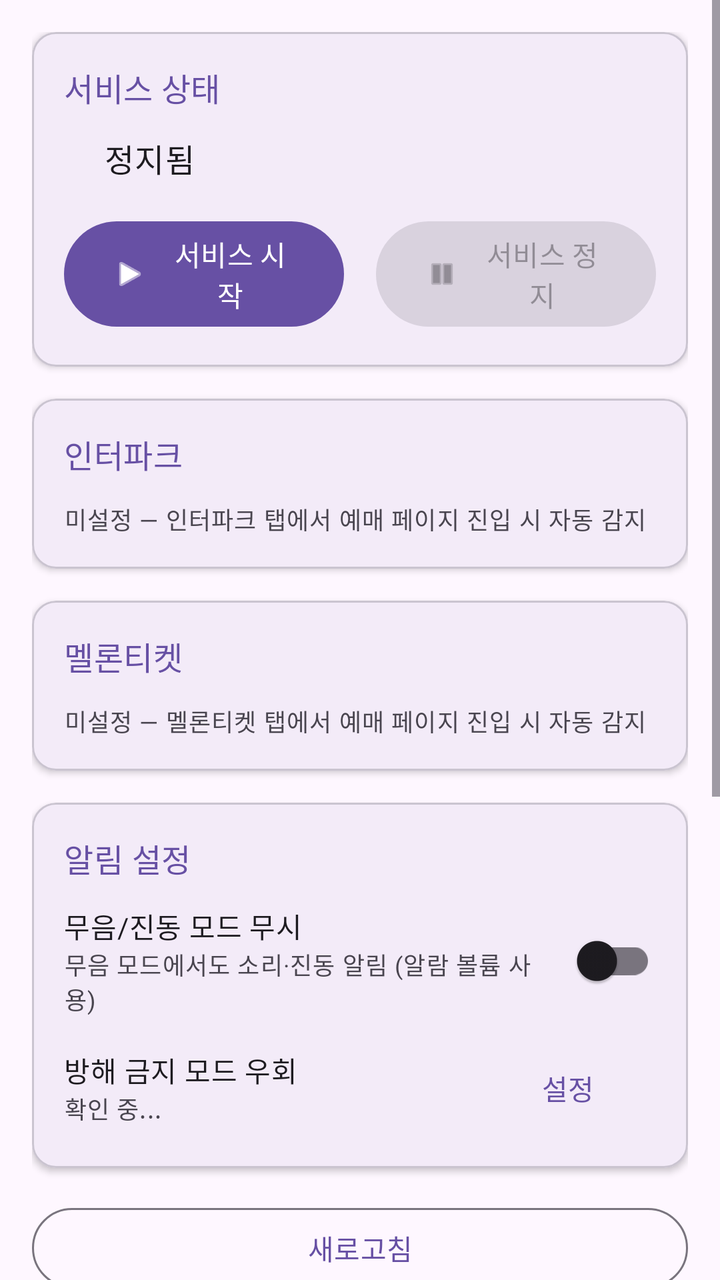
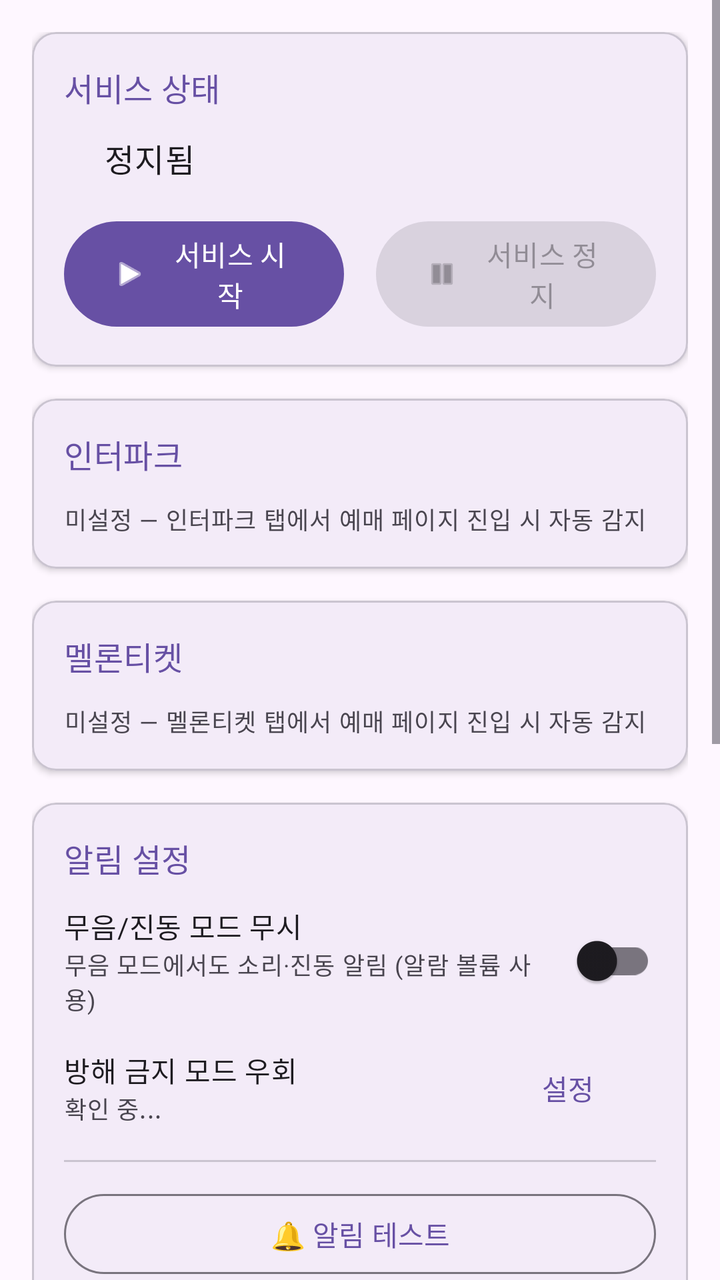

Two renders of the same Android screen: before a commit and after it. Below are the layout's source before the change and the commit's diff.
<!-- AndroidManifest.xml: application theme Theme.TicketChecker -->
<!-- res/layout/fragment_monitor.xml -->
<?xml version="1.0" encoding="utf-8"?>
<ScrollView
    xmlns:android="http://schemas.android.com/apk/res/android"
    xmlns:app="http://schemas.android.com/apk/res-auto"
    android:layout_width="match_parent"
    android:layout_height="match_parent"
    android:background="?attr/colorSurface">

    <LinearLayout
        android:layout_width="match_parent"
        android:layout_height="wrap_content"
        android:orientation="vertical"
        android:padding="16dp">

        
        <com.google.android.material.card.MaterialCardView
            android:layout_width="match_parent"
            android:layout_height="wrap_content"
            android:layout_marginBottom="16dp"
            app:cardElevation="2dp"
            app:cardCornerRadius="12dp">

            <LinearLayout
                android:layout_width="match_parent"
                android:layout_height="wrap_content"
                android:orientation="vertical"
                android:padding="16dp">

                <TextView
                    android:layout_width="match_parent"
                    android:layout_height="wrap_content"
                    android:text="서비스 상태"
                    android:textAppearance="?attr/textAppearanceTitleMedium"
                    android:textColor="?attr/colorPrimary"
                    android:layout_marginBottom="12dp" />

                <LinearLayout
                    android:layout_width="match_parent"
                    android:layout_height="wrap_content"
                    android:orientation="horizontal"
                    android:gravity="center_vertical"
                    android:layout_marginBottom="16dp">

                    <View
                        android:id="@+id/indicator_running"
                        android:layout_width="12dp"
                        android:layout_height="12dp"
                        android:background="@drawable/circle_green"
                        android:visibility="invisible"
                        android:layout_marginEnd="8dp" />

                    <TextView
                        android:id="@+id/tv_service_status"
                        android:layout_width="wrap_content"
                        android:layout_height="wrap_content"
                        android:text="정지됨"
                        android:textAppearance="?attr/textAppearanceBodyLarge" />

                </LinearLayout>

                <LinearLayout
                    android:layout_width="match_parent"
                    android:layout_height="wrap_content"
                    android:orientation="horizontal"
                    android:weightSum="2">

                    <com.google.android.material.button.MaterialButton
                        android:id="@+id/btn_start_service"
                        android:layout_width="0dp"
                        android:layout_height="wrap_content"
                        android:layout_weight="1"
                        android:layout_marginEnd="8dp"
                        android:text="서비스 시작"
                        app:icon="@android:drawable/ic_media_play" />

                    <com.google.android.material.button.MaterialButton
                        android:id="@+id/btn_stop_service"
                        android:layout_width="0dp"
                        android:layout_height="wrap_content"
                        android:layout_weight="1"
                        android:layout_marginStart="8dp"
                        android:text="서비스 정지"
                        style="@style/Widget.Material3.Button.TonalButton"
                        app:icon="@android:drawable/ic_media_pause"
                        android:enabled="false" />

                </LinearLayout>

            </LinearLayout>
        </com.google.android.material.card.MaterialCardView>

        
        <com.google.android.material.card.MaterialCardView
            android:layout_width="match_parent"
            android:layout_height="wrap_content"
            android:layout_marginBottom="16dp"
            app:cardElevation="2dp"
            app:cardCornerRadius="12dp">

            <LinearLayout
                android:layout_width="match_parent"
                android:layout_height="wrap_content"
                android:orientation="vertical"
                android:padding="16dp">

                
                <LinearLayout
                    android:layout_width="match_parent"
                    android:layout_height="wrap_content"
                    android:orientation="horizontal"
                    android:gravity="center_vertical"
                    android:layout_marginBottom="12dp">

                    <TextView
                        android:layout_width="0dp"
                        android:layout_height="wrap_content"
                        android:layout_weight="1"
                        android:text="인터파크"
                        android:textAppearance="?attr/textAppearanceTitleMedium"
                        android:textColor="?attr/colorPrimary" />

                    <com.google.android.material.button.MaterialButton
                        android:id="@+id/btn_clear_interpark"
                        android:layout_width="wrap_content"
                        android:layout_height="wrap_content"
                        android:text="초기화"
                        style="@style/Widget.Material3.Button.TextButton"
                        android:visibility="gone" />

                </LinearLayout>

                
                <TextView
                    android:id="@+id/tv_interpark_unset"
                    android:layout_width="match_parent"
                    android:layout_height="wrap_content"
                    android:text="미설정 — 인터파크 탭에서 예매 페이지 진입 시 자동 감지"
                    android:textAppearance="?attr/textAppearanceBodySmall"
                    android:textColor="?attr/colorOnSurfaceVariant" />

                
                <LinearLayout
                    android:id="@+id/ll_interpark_info"
                    android:layout_width="match_parent"
                    android:layout_height="wrap_content"
                    android:orientation="vertical"
                    android:visibility="gone">

                    
                    <LinearLayout
                        android:layout_width="match_parent"
                        android:layout_height="wrap_content"
                        android:orientation="horizontal"
                        android:gravity="center_vertical"
                        android:layout_marginBottom="6dp">

                        <TextView
                            android:layout_width="68dp"
                            android:layout_height="wrap_content"
                            android:text="공연명"
                            android:textAppearance="?attr/textAppearanceBodySmall"
                            android:textColor="?attr/colorOnSurfaceVariant" />

                        <TextView
                            android:id="@+id/tv_interpark_name"
                            android:layout_width="0dp"
                            android:layout_height="wrap_content"
                            android:layout_weight="1"
                            android:textAppearance="?attr/textAppearanceBodyMedium" />

                    </LinearLayout>

                    
                    <LinearLayout
                        android:layout_width="match_parent"
                        android:layout_height="wrap_content"
                        android:orientation="horizontal"
                        android:gravity="center_vertical"
                        android:layout_marginBottom="6dp">

                        <TextView
                            android:layout_width="68dp"
                            android:layout_height="wrap_content"
                            android:text="날짜"
                            android:textAppearance="?attr/textAppearanceBodySmall"
                            android:textColor="?attr/colorOnSurfaceVariant" />

                        <TextView
                            android:id="@+id/tv_interpark_date"
                            android:layout_width="0dp"
                            android:layout_height="wrap_content"
                            android:layout_weight="1"
                            android:textAppearance="?attr/textAppearanceBodyMedium" />

                    </LinearLayout>

                    
                    <LinearLayout
                        android:layout_width="match_parent"
                        android:layout_height="wrap_content"
                        android:orientation="horizontal"
                        android:gravity="center_vertical">

                        <TextView
                            android:layout_width="68dp"
                            android:layout_height="wrap_content"
                            android:text="등급"
                            android:textAppearance="?attr/textAppearanceBodySmall"
                            android:textColor="?attr/colorOnSurfaceVariant" />

                        <TextView
                            android:id="@+id/tv_interpark_grades"
                            android:layout_width="0dp"
                            android:layout_height="wrap_content"
                            android:layout_weight="1"
                            android:textAppearance="?attr/textAppearanceBodyMedium" />

                        <com.google.android.material.button.MaterialButton
                            android:id="@+id/btn_edit_grades"
                            android:layout_width="wrap_content"
                            android:layout_height="wrap_content"
                            android:text="편집"
                            style="@style/Widget.Material3.Button.TextButton"
                            android:paddingStart="4dp"
                            android:paddingEnd="0dp" />

                    </LinearLayout>

                </LinearLayout>

            </LinearLayout>
        </com.google.android.material.card.MaterialCardView>

        
        <com.google.android.material.card.MaterialCardView
            android:layout_width="match_parent"
            android:layout_height="wrap_content"
            android:layout_marginBottom="16dp"
            app:cardElevation="2dp"
            app:cardCornerRadius="12dp">

            <LinearLayout
                android:layout_width="match_parent"
                android:layout_height="wrap_content"
                android:orientation="vertical"
                android:padding="16dp">

                
                <LinearLayout
                    android:layout_width="match_parent"
                    android:layout_height="wrap_content"
                    android:orientation="horizontal"
                    android:gravity="center_vertical"
                    android:layout_marginBottom="12dp">

                    <TextView
                        android:layout_width="0dp"
                        android:layout_height="wrap_content"
                        android:layout_weight="1"
                        android:text="멜론티켓"
                        android:textAppearance="?attr/textAppearanceTitleMedium"
                        android:textColor="?attr/colorPrimary" />

                    <com.google.android.material.button.MaterialButton
                        android:id="@+id/btn_clear_melon"
                        android:layout_width="wrap_content"
                        android:layout_height="wrap_content"
                        android:text="초기화"
                        style="@style/Widget.Material3.Button.TextButton"
                        android:visibility="gone" />

                </LinearLayout>

                
                <TextView
                    android:id="@+id/tv_melon_unset"
                    android:layout_width="match_parent"
                    android:layout_height="wrap_content"
                    android:text="미설정 — 멜론티켓 탭에서 예매 페이지 진입 시 자동 감지"
                    android:textAppearance="?attr/textAppearanceBodySmall"
                    android:textColor="?attr/colorOnSurfaceVariant" />

                
                <LinearLayout
                    android:id="@+id/ll_melon_info"
                    android:layout_width="match_parent"
                    android:layout_height="wrap_content"
                    android:orientation="vertical"
                    android:visibility="gone">

                    
                    <LinearLayout
                        android:layout_width="match_parent"
                        android:layout_height="wrap_content"
                        android:orientation="horizontal"
                        android:gravity="center_vertical"
                        android:layout_marginBottom="6dp">

                        <TextView
                            android:layout_width="68dp"
                            android:layout_height="wrap_content"
                            android:text="공연명"
                            android:textAppearance="?attr/textAppearanceBodySmall"
                            android:textColor="?attr/colorOnSurfaceVariant" />

                        <TextView
                            android:id="@+id/tv_melon_name"
                            android:layout_width="0dp"
                            android:layout_height="wrap_content"
                            android:layout_weight="1"
                            android:textAppearance="?attr/textAppearanceBodyMedium" />

                    </LinearLayout>

                    
                    <LinearLayout
                        android:layout_width="match_parent"
                        android:layout_height="wrap_content"
                        android:orientation="horizontal"
                        android:gravity="center_vertical"
                        android:layout_marginBottom="6dp">

                        <TextView
                            android:layout_width="68dp"
                            android:layout_height="wrap_content"
                            android:text="날짜"
                            android:textAppearance="?attr/textAppearanceBodySmall"
                            android:textColor="?attr/colorOnSurfaceVariant" />

                        <TextView
                            android:id="@+id/tv_melon_prod_detail"
                            android:layout_width="0dp"
                            android:layout_height="wrap_content"
                            android:layout_weight="1"
                            android:textAppearance="?attr/textAppearanceBodyMedium" />

                    </LinearLayout>

                    
                    <LinearLayout
                        android:id="@+id/ll_melon_grade"
                        android:layout_width="match_parent"
                        android:layout_height="wrap_content"
                        android:orientation="horizontal"
                        android:gravity="center_vertical"
                        android:visibility="gone">

                        <TextView
                            android:layout_width="68dp"
                            android:layout_height="wrap_content"
                            android:text="등급"
                            android:textAppearance="?attr/textAppearanceBodySmall"
                            android:textColor="?attr/colorOnSurfaceVariant" />

                        <TextView
                            android:id="@+id/tv_melon_grade"
                            android:layout_width="0dp"
                            android:layout_height="wrap_content"
                            android:layout_weight="1"
                            android:textAppearance="?attr/textAppearanceBodyMedium" />

                    </LinearLayout>

                </LinearLayout>

            </LinearLayout>
        </com.google.android.material.card.MaterialCardView>

        
        <com.google.android.material.card.MaterialCardView
            android:layout_width="match_parent"
            android:layout_height="wrap_content"
            android:layout_marginBottom="16dp"
            app:cardElevation="2dp"
            app:cardCornerRadius="12dp">

            <LinearLayout
                android:layout_width="match_parent"
                android:layout_height="wrap_content"
                android:orientation="vertical"
                android:padding="16dp">

                <TextView
                    android:layout_width="match_parent"
                    android:layout_height="wrap_content"
                    android:text="알림 설정"
                    android:textAppearance="?attr/textAppearanceTitleMedium"
                    android:textColor="?attr/colorPrimary"
                    android:layout_marginBottom="12dp" />

                
                <LinearLayout
                    android:layout_width="match_parent"
                    android:layout_height="wrap_content"
                    android:orientation="horizontal"
                    android:gravity="center_vertical"
                    android:layout_marginBottom="12dp">

                    <LinearLayout
                        android:layout_width="0dp"
                        android:layout_height="wrap_content"
                        android:layout_weight="1"
                        android:orientation="vertical">

                        <TextView
                            android:layout_width="wrap_content"
                            android:layout_height="wrap_content"
                            android:text="무음/진동 모드 무시"
                            android:textAppearance="?attr/textAppearanceBodyMedium" />

                        <TextView
                            android:layout_width="wrap_content"
                            android:layout_height="wrap_content"
                            android:text="무음 모드에서도 소리·진동 알림 (알람 볼륨 사용)"
                            android:textAppearance="?attr/textAppearanceBodySmall"
                            android:textColor="?attr/colorOnSurfaceVariant" />

                    </LinearLayout>

                    <com.google.android.material.switchmaterial.SwitchMaterial
                        android:id="@+id/switch_override_silent"
                        android:layout_width="wrap_content"
                        android:layout_height="wrap_content" />

                </LinearLayout>

                
                <LinearLayout
                    android:layout_width="match_parent"
                    android:layout_height="wrap_content"
                    android:orientation="horizontal"
                    android:gravity="center_vertical">

                    <LinearLayout
                        android:layout_width="0dp"
                        android:layout_height="wrap_content"
                        android:layout_weight="1"
                        android:orientation="vertical">

                        <TextView
                            android:layout_width="wrap_content"
                            android:layout_height="wrap_content"
                            android:text="방해 금지 모드 우회"
                            android:textAppearance="?attr/textAppearanceBodyMedium" />

                        <TextView
                            android:id="@+id/tv_dnd_status"
                            android:layout_width="wrap_content"
                            android:layout_height="wrap_content"
                            android:text="확인 중..."
                            android:textAppearance="?attr/textAppearanceBodySmall"
                            android:textColor="?attr/colorOnSurfaceVariant" />

                    </LinearLayout>

                    <com.google.android.material.button.MaterialButton
                        android:id="@+id/btn_dnd_settings"
                        android:layout_width="wrap_content"
                        android:layout_height="wrap_content"
                        android:text="설정"
                        style="@style/Widget.Material3.Button.TextButton" />

                </LinearLayout>

            </LinearLayout>
        </com.google.android.material.card.MaterialCardView>

        
        <com.google.android.material.button.MaterialButton
            android:id="@+id/btn_refresh"
            android:layout_width="match_parent"
            android:layout_height="wrap_content"
            android:text="새로고침"
            style="@style/Widget.Material3.Button.OutlinedButton" />

        
        <com.google.android.material.card.MaterialCardView
            android:layout_width="match_parent"
            android:layout_height="wrap_content"
            android:layout_marginTop="16dp"
            app:cardElevation="2dp"
            app:cardCornerRadius="12dp">

            <LinearLayout
                android:layout_width="match_parent"
                android:layout_height="wrap_content"
                android:orientation="vertical"
                android:padding="16dp">

                <LinearLayout
                    android:layout_width="match_parent"
                    android:layout_height="wrap_content"
                    android:orientation="horizontal"
                    android:gravity="center_vertical"
                    android:layout_marginBottom="8dp">

                    <TextView
                        android:layout_width="0dp"
                        android:layout_height="wrap_content"
                        android:layout_weight="1"
                        android:text="로그"
                        android:textAppearance="?attr/textAppearanceTitleMedium"
                        android:textColor="?attr/colorPrimary" />

                    <com.google.android.material.button.MaterialButton
                        android:id="@+id/btn_clear_logs"
                        android:layout_width="wrap_content"
                        android:layout_height="wrap_content"
                        android:text="지우기"
                        style="@style/Widget.Material3.Button.TextButton" />

                </LinearLayout>

                <ScrollView
                    android:id="@+id/scroll_log"
                    android:layout_width="match_parent"
                    android:layout_height="260dp"
                    android:background="#F5F5F5"
                    android:fadeScrollbars="false">

                    <TextView
                        android:id="@+id/tv_log"
                        android:layout_width="match_parent"
                        android:layout_height="wrap_content"
                        android:fontFamily="monospace"
                        android:textSize="11sp"
                        android:padding="8dp"
                        android:textColor="#333333"
                        android:text="" />

                </ScrollView>

            </LinearLayout>
        </com.google.android.material.card.MaterialCardView>

    </LinearLayout>
</ScrollView>
<!-- resources referenced by this layout -->
<resources>
  <!-- drawable circle_green (drawable) -->
  <?xml version="1.0" encoding="utf-8"?>
  <shape xmlns:android="http://schemas.android.com/apk/res/android"
      android:shape="oval">
      <solid android:color="#4CAF50" />
  </shape>
  <style name="Theme.TicketChecker" parent="Theme.Material3.DayNight.NoActionBar">
          
      </style>
</resources>

<!-- the commit's change to res/layout/fragment_monitor.xml (unified diff, before → after) -->
@@ -462,6 +462,20 @@
 
                 </LinearLayout>
 
+                <com.google.android.material.divider.MaterialDivider
+                    android:layout_width="match_parent"
+                    android:layout_height="wrap_content"
+                    android:layout_marginTop="12dp"
+                    android:layout_marginBottom="12dp" />
+
+                
+                <com.google.android.material.button.MaterialButton
+                    android:id="@+id/btn_test_notification"
+                    android:layout_width="match_parent"
+                    android:layout_height="wrap_content"
+                    android:text="🔔 알림 테스트"
+                    style="@style/Widget.Material3.Button.OutlinedButton" />
+
             </LinearLayout>
         </com.google.android.material.card.MaterialCardView>
 
